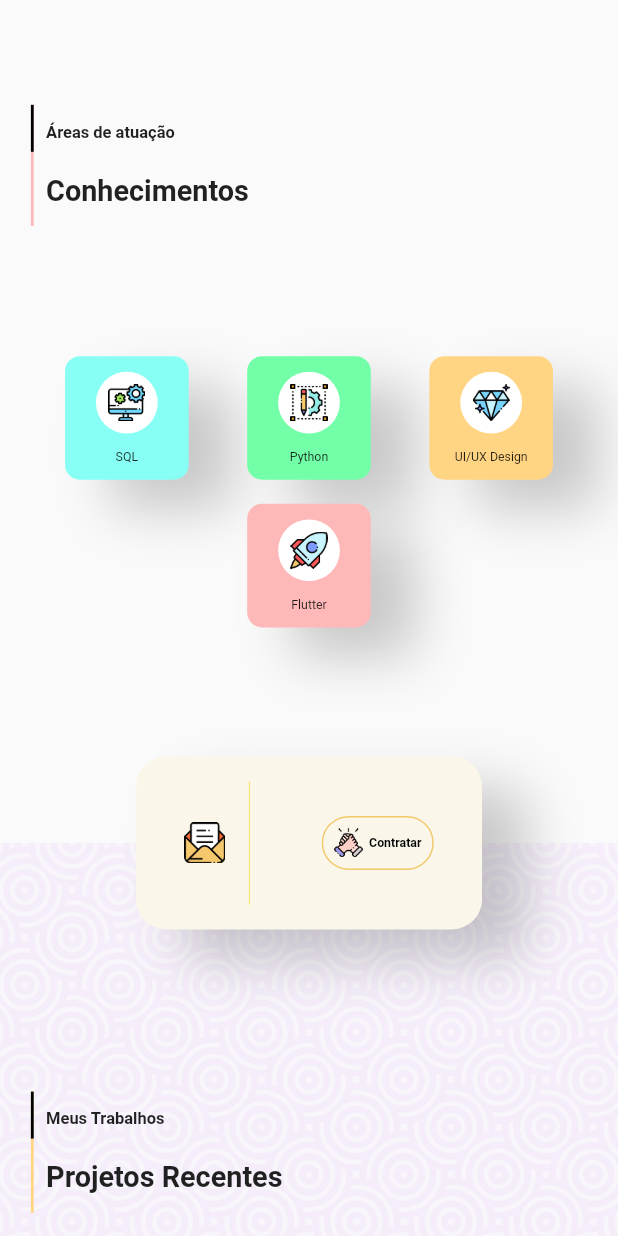
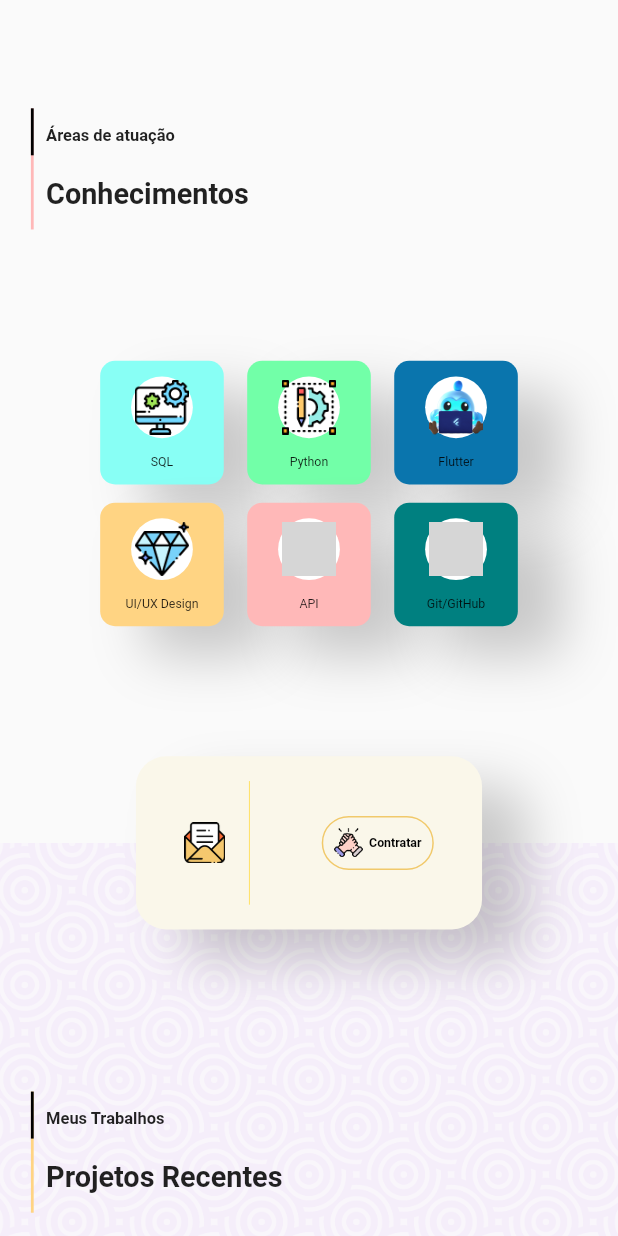
Before and after one commit to pablostefan/portfolio_website, a Flutter app: the screen it shows after launch, scrolled down 1152 dp, on a phone screen of 412 x 824 dp. Run offline on Flutter 3.47's test engine with Material 2 defaults, Android fonts, the phone set to English and light mode, and no system bars; our stand-ins replace scroll_snap_list; missing offline and left inert: dart:html; grey boxes are pictures that could not be loaded.

Commit message:
Conhecimentos
Adicionando, API, GIT/GITHUB, aos conhecimentos, junto das referencias.

```diff
--- a/lib/constants.dart
+++ b/lib/constants.dart
@@ -5,6 +5,8 @@ const myBlue = Color.fromARGB(255, 136, 255, 245);
 const myGreen = Color.fromARGB(255, 114, 255, 168);
 const myYellow = Color.fromARGB(255, 255, 212, 131);
 const myPink = Color.fromARGB(255, 255, 184, 184);
+const myBlue2 = Color.fromARGB(255, 0, 128, 128);
+const myBlue3 = Color.fromARGB(255, 10, 117, 173);
 const myYellowButton = Color.fromRGBO(241, 201, 107, 1);
 const duration = Duration(milliseconds: 400);
 const pageDuration = Duration(seconds: 1);
@@ -193,7 +195,7 @@ double contactImage(Size size) {
 }
 
 double contactIcon(Size size) {
-  return (size.height * size.width) / (size.height + size.width)*0.15;
+  return (size.height * size.width) / (size.height + size.width) * 0.15;
 }
 
 //Texts
@@ -212,7 +214,9 @@ const String uiUxDesing =
 O objetivo do UX Design é auxiliar o seu usuário a realizar ações em seu site ou produto. Nesse sentido, sua função é identificar o que o seu cliente valoriza, precisa e deseja na hora de comprar e utilizar certo produto/serviço. Para isso, os UX Designers fazem perguntas e entrevistas, observam pessoas, criam protótipos e fazem testes para validar (ou não) suas propostas de negócios. Em seguida, o UX Design remove todo atrito para que o usuário tenha sucesso em seu projeto e fideliza-lo, por meio da sua interface. As pessoas podem ser atraídas ao site ou aplicativo devido às ações que podem realizar.
 
 UI: Significa User Interface, em português, Interface do Usuário, nesse sentido, ela representa tudo o que é utilizado na interação com um produto, sendo a intermediária visual ou não, entre o usuário e dispositivo. Dessa forma, o UI Designer é responsável principalmente pela criação de interfaces funcionais, as quais permitem que usuário navegue intuitivamente por toda sua jornada. UI Design é mais focado em interfaces. Ainda que não seja limitado às interfaces gráficas de computadores e dispositivos móveis.
-""";
+
+Referência: https://www.liferay.com/pt/resources/l/user-experience""";
+
 const String python =
     """Python é uma linguagem de programação poderosa que pode ser usada para desenvolvimento da web, sistemas operacionais, IA, aprendizado de máquina, computação numérica, aplicativos móveis e desenvolvimento de jogos. O recente aumento no uso do Python deve-se em grande parte à sua sintaxe simples e a facilidade de seu uso, o que a torna relativamente fácil de aprender, mesmo por iniciantes e não programadores.
 
@@ -221,7 +225,8 @@ A robusta biblioteca padrão do Python o torna perfeito para construir sistemas
 Python oferece várias opções para projetos complexos de desenvolvimento para web. HTML e JavaScript são as principais linguagens usadas para construir o front-end de um aplicativo. Mas estruturas da web baseadas em Python como Django, Pyramid e Flask são usadas para lidar com back-end ou funcionalidade do lado do servidor de sites e serviços como Spotify, Reddit e Mozilla.
 
 O ecossistema Python oferece inúmeras ferramentas e bibliotecas que ajudam cientistas e pesquisadores em computação científica e numérica. SciPy é um conjunto de pacotes para matemática, ciências e engenharia Pandas é uma biblioteca usada para análise de dados e modelagem IPython é um shell interativo forte que fornece edição e gravação sem complicações de uma sessão de trabalho e ajuda na visualização e computação paralela. FreeCAD e Abaqus são aplicativos numéricos e científicos da vida real construídos com Python.
-""";
+
+Referência: https://br.atsit.in/archives/110078""";
 
 const String sql =
     """SQL é uma linguagem padrão para trabalhar com bancos de dados relacionais. Ela é uma linguagem declarativa e que não necessita de profundos conhecimentos de programação para que alguém possa começar a escrever queries, as consultas e pedidos, que trazem resultados de acordo com o que você está buscando. SQL significa Standard Query Language, literalmente a linguagem padrão para realizar queries.
@@ -231,7 +236,8 @@ A linguagem SQL é utilizada de maneira relativamente parecida entre os principa
 Um banco de dados é uma coleção organizada de informações ou dados, estruturadas, armazenadas eletronicamente em um sistema de computador. Um banco de dados é controlado por um sistema de gerenciamento de banco de dados (DBMS). Os dados e o DBMS, juntamente com os aplicativos associados a eles, são chamados de sistema de banco de dados, geralmente abreviados para apenas banco de dados.
 
 Os dados nos tipos mais comuns de bancos de dados em operação atualmente são modelados em linhas e colunas em uma série de tabelas para tornar o processamento e a consulta de dados eficientes. Os dados podem ser facilmente acessados, gerenciados, modificados, atualizados, controlados e organizados. A maioria dos bancos de dados usa a linguagem de consulta estruturada (SQL) para escrever e consultar dados.
-""";
+
+Referência: https://www.oracle.com/br/database/what-is-database/""";
 
 const String flutter =
     """Criado pelo Google, o Flutter é um Framework para o desenvolvimento de aplicativos mobile para Android, iOS e Web, muito utilizado atualmente no mercado, inclusive é a linguagem utilizada por esse site. Flutter possui como linguagem base o Dart, grandes empresas estão apostando no Flutter, como: Google, Alibaba, Groupon, Nubank, Google entre outras. Um dos grandes motivos para esta aposta é justamente a forma com que o Flutter funciona para criação de aplicações.
@@ -245,10 +251,26 @@ Criação de aplicações nativas a partir de um único código base - Com o Flu
 Acesso direto aos recursos nativos do sistema: Uma aplicação criada com Flutter possui acesso nativo aos recursos do dispositivo (câmera, wifi, memória);
 
 Maior desempenho: As aplicações criadas com Flutter possuem um maior desempenho quando comparadas ao React Native, por exemplo, pois todo seu código-fonte é transformado em código nativo.
-""";
+
+Referência: https://www.flutterparainiciantes.com.br/""";
 
 const String aboutTextDev =
     """Desenvolvedor Full Stack apaixonado pela profissão. Atualmente desenvolvendo aplicativos móveis e websites, em Flutter (framework multiplataforma da Google) e Firebase (plataforma desenvolvida pelo Google para a criação de aplicativos móveis e da web), poderosas tecnologias multiplataforma da Google.""";
 
 const String aboutTextLife =
     """Formando em Ciências e Tecnologia, durante a faculdade me apaixonei pela área de softwares. Atleta de judô, esporte que ajudou muito na minha formação pessoal, que tem a tradução literal, caminho da suavidade, significa não ir pelo caminho mais fácil e sim deixar o caminho mais suave, com treino e esforço.""";
+
+const String aboutGit =
+    """Git é um sistema de controle de versão Open Source, utilizado para a criação de um histórico de versões em código fonte de projetos de desenvolvimento de software. Foi desenvolvido por Linus Torvalds, o criador do sistema operacional Linux. Por meio de sua utilização, podemos saber quais foram as alterações realizadas, quem fez cada uma das alterações e baixar essas mudanças em nossa máquina. Se necessário, revertê-las para uma versão anterior.
+
+O Github é um repositório remoto, criado como um serviço online de hospedagem de repositórios do Git. Funciona como um servidor que agrega todas as modificações realizadas por cada uma das pessoas envolvidas em um projeto, unificando as diferentes versões de código e seus históricos, permitindo compartilhamento entre as equipes. Além disso, o GitHub também conta com várias integrações com outros serviços online, permitindo o deploy automático de aplicação. Assim, garante a integração contínua e facilita o desenvolvimento.
+
+Microsoft comprou o GitHub. A desenvolvedora do Windows encerrou seu próprio concorrente, o Codeplex, em dezembro de 2017, e agora é o principal contribuidor do GitHub. Nos últimos anos, o GitHub se tornou a principal rede social para o desenvolvimento de software, sendo que existem vários projetos open source hospedados na plataforma, que aceitam a colaboração de qualquer profissional.
+
+Referência: https://blog.betrybe.com/tecnologia/git-e-github/""";
+const String aboutApi =
+    """API é um termo para designar uma interface de comunicação que um sistema oferece para que outros acessem suas funções, dados e recursos sem que o software ou plataforma externa precise saber como eles foram implementados. Trata-se de um conjunto de rotinas e padrões muito utilizados na web para facilitar a integração entre diferentes sites e aplicativos. O Google Maps, por exemplo, fornece uma API para que outros produtos utilizem os mapas em seus serviços.
+
+As APIs também são utilizadas em vários outros tipos de softwares. Em sistemas operacionais, por exemplo, os programadores podem utilizar recursos da API interna para criar janelas, manipular dados, entre outras funcionalidades. Uma API bem construída e documentada tem como principal vantagem oferecer uma integração simplificada dos recursos entre várias plataformas, facilitando sua manutenção e provendo uma maior segurança às regras de negócio e outras funções importantes do sistema.
+
+Referência: https://tecnoblog.net/""";
--- a/lib/models/Knowledge.dart
+++ b/lib/models/Knowledge.dart
@@ -2,12 +2,10 @@ import 'package:flutter/material.dart';
 import 'package:portfolio_website/constants.dart';
 
 class Knowledge {
-  final int id;
   final String title, image, text;
   final Color color;
 
   Knowledge({
-    required this.id,
     required this.title,
     required this.image,
     required this.color,
@@ -18,31 +16,39 @@ class Knowledge {
 // For demo list of service
 List<Knowledge> knowledge = [
   Knowledge(
-    id: 1,
     title: "SQL",
     image: "assets/images/desktop.png",
     color: myBlue,
     text: sql,
   ),
   Knowledge(
-    id: 2,
     title: "Python",
     image: "assets/images/graphic.png",
     color: myGreen,
     text: python,
   ),
   Knowledge(
-    id: 3,
+    title: "Flutter",
+    image: "assets/images/flutter.png",
+    color: myBlue3,
+    text: flutter,
+  ),
+  Knowledge(
     title: "UI/UX Design",
     image: "assets/images/ui.png",
     color: myYellow,
     text: uiUxDesing,
   ),
   Knowledge(
-    id: 4,
-    title: "Flutter",
-    image: "assets/images/Intreaction_design.png",
+    title: "API",
+    image: "images/api.png",
     color: myPink,
-    text: flutter,
+    text: aboutApi,
+  ),
+  Knowledge(
+    title: "Git/GitHub",
+    image: "images/octocat.png",
+    color: myBlue2,
+    text: aboutGit,
   ),
 ];
--- a/lib/sections/aboutSection/components/knowledge_card.dart
+++ b/lib/sections/aboutSection/components/knowledge_card.dart
@@ -58,7 +58,7 @@ class _KnowledgeCardState extends State<KnowledgeCard> {
           children: [
             const Spacer(),
             AnimatedContainer(
-              padding: EdgeInsets.all(buttonPadding(widget.size)),
+              padding: EdgeInsets.all(buttonPadding(widget.size) * .3),
               duration: duration,
               height: imageServiceCard(widget.size) / 2,
               width: imageServiceCard(widget.size) / 2,
--- a/lib/sections/aboutSection/components/list_knowledge_card.dart
+++ b/lib/sections/aboutSection/components/list_knowledge_card.dart
@@ -14,8 +14,8 @@ class ListKnowledgeCard extends StatelessWidget {
   @override
   Widget build(BuildContext context) {
     return Wrap(
-      spacing: myLittlePadding(size) * 5,
-      runSpacing: myLittlePadding(size),
+      spacing: myLittlePadding(size)*2,
+      runSpacing: myLittlePadding(size)*.5,
       alignment: WrapAlignment.center,
       children: List.generate(
         knowledge.length,
```
Also changed, not shown: assets/images/api.png (renamed from assets/images/Intreaction_design.png), assets/images/flutter.png (added), assets/images/octocat.png (added).
